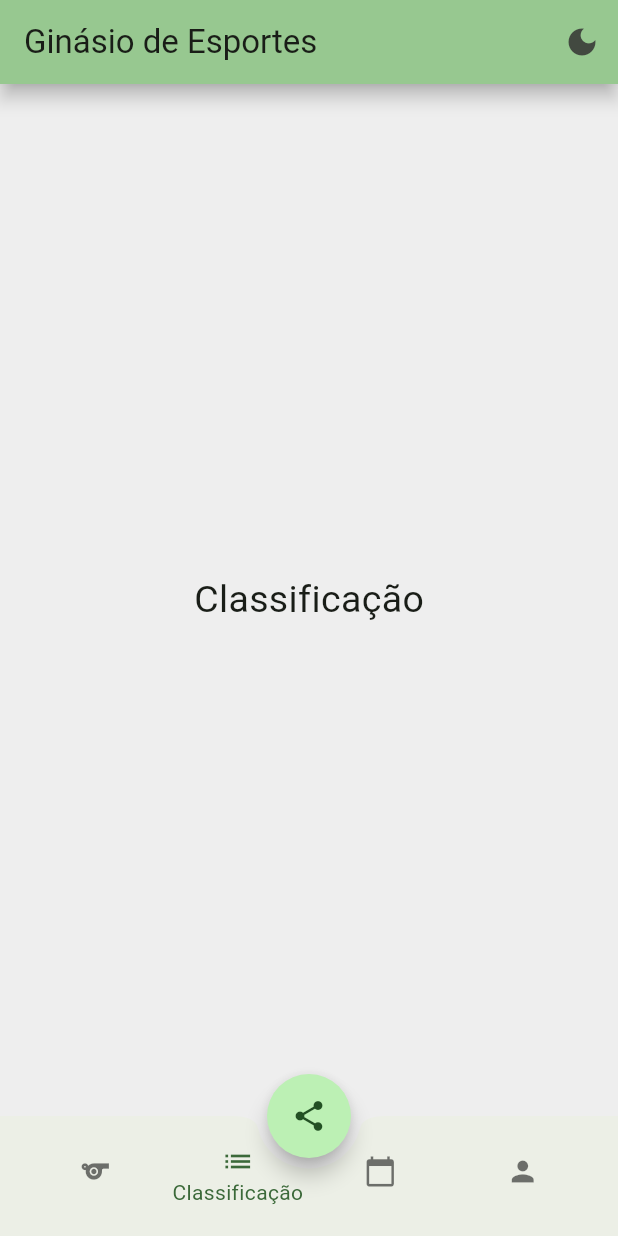
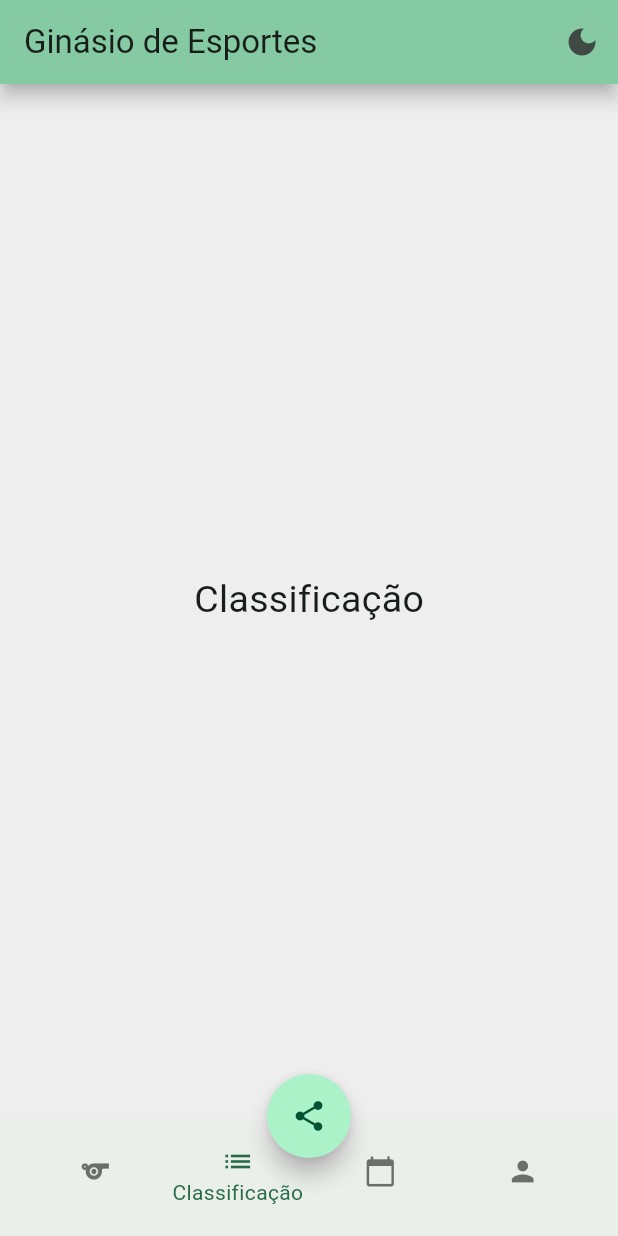
Before and after one commit to guirodriguezz/ProjetosFlutter, a Flutter app: the screen it shows after launch, swiped to page 2, on a phone screen of 412 x 824 dp. Run offline on Flutter 3.47's test engine with Material 3 defaults, Android fonts, the phone set to English and light mode, and no system bars; network calls fail.

Commit message:
Mudando cor do tema.

```diff
--- a/ginasio_esportes_flutter/lib/resources/theme.dart
+++ b/ginasio_esportes_flutter/lib/resources/theme.dart
@@ -4,7 +4,7 @@ class SportsGymTheme {
   static final ThemeData light = ThemeData(
     scaffoldBackgroundColor: Colors.grey[200],
     colorScheme: ColorScheme.fromSeed(
-      seedColor: Colors.green,
+      seedColor: Colors.greenAccent,
       brightness: Brightness.light,
     ),
     textTheme: _textTheme,
@@ -12,7 +12,7 @@ class SportsGymTheme {
 
   static final ThemeData dark = ThemeData(
     colorScheme: ColorScheme.fromSeed(
-      seedColor: Colors.green,
+      seedColor: Colors.greenAccent,
       brightness: Brightness.dark,
     ),
     textTheme: _textTheme,
```
